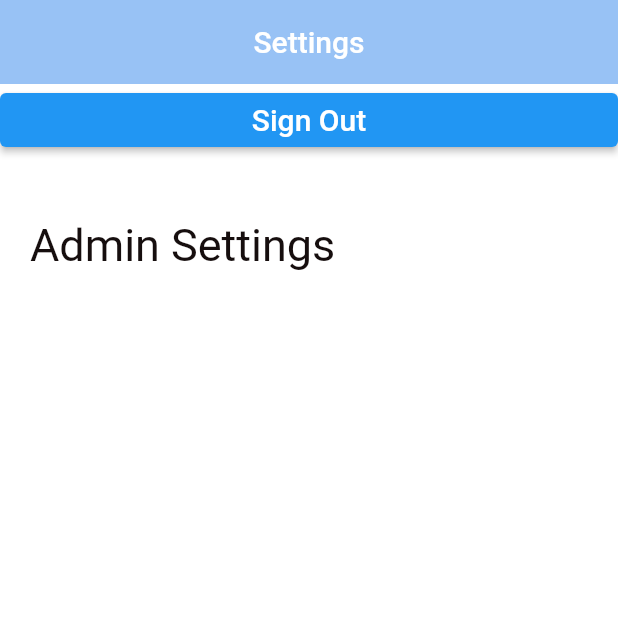
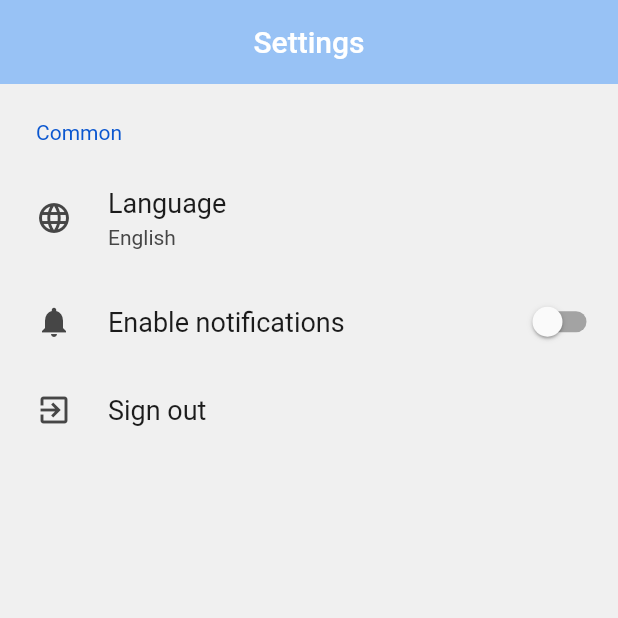
Before and after one commit to Kelebike/KelebikeApp, a Flutter app: the AdminSettingsScreen screen opened directly, on a phone screen of 412 x 824 dp, the top half of it. Run offline on Flutter 3.47's test engine with Material 2 defaults, Android fonts, the phone set to English and light mode, and no system bars; drawn by our look-alikes of settings_ui; our stand-ins replace cloud_firestore, firebase_auth, firebase_core, flutter_countdown_timer, flutter_rating_bar, google_fonts and 1 more; missing offline and left inert: mobile_scanner; accounts and stored records are empty.

Commit message:
admin settings & colors fixed
admin settings added
request page colors fixed

```diff
--- a/src/kelebike/lib/screens/admin_requests_screen.dart
+++ b/src/kelebike/lib/screens/admin_requests_screen.dart
@@ -25,7 +25,7 @@ class _RequestScreenState extends State<RequestScreen> {
   @override
   Widget build(BuildContext context) {
     return Scaffold(
-      backgroundColor: Color.fromARGB(255, 68, 10, 10),
+      backgroundColor: Colors.white,
       appBar: AppBar(
         backgroundColor: Color(0xFF6CA8F1).withOpacity(0.7),
         elevation: 0,
--- a/src/kelebike/lib/screens/admin_settings.dart
+++ b/src/kelebike/lib/screens/admin_settings.dart
@@ -4,6 +4,7 @@ import 'package:flutter/material.dart';
 import 'package:flutter/services.dart';
 import 'package:kelebike/service/auth.dart';
 import 'package:kelebike/utilities/constants.dart';
+import 'package:settings_ui/settings_ui.dart';
 
 class AdminSettingsScreen extends StatefulWidget {
   @override
@@ -13,6 +14,7 @@ class AdminSettingsScreen extends StatefulWidget {
 class _AdminSettingsState extends State<AdminSettingsScreen> {
   User? _user = FirebaseAuth.instance.currentUser;
   AuthService _authService = AuthService();
+  bool _toggle = false;
   @override
   Widget build(BuildContext context) {
     return Scaffold(
@@ -23,47 +25,40 @@ class _AdminSettingsState extends State<AdminSettingsScreen> {
         title: Text("Settings"),
         centerTitle: true,
       ),
-      body: SingleChildScrollView(
-        child: Container(
-          child: Column(
-            children: [
-              Container(
-                child: Stack(
-                  children: [
-                    Padding(
-                      padding: EdgeInsets.only(top: 90, left: 20),
-                      child: Text(
-                        "Admin Settings",
-                        style: TextStyle(
-                            fontSize: 30,
-                            color: Color.fromARGB(255, 22, 14, 14)),
+      body: SettingsList(
+        sections: [
+          SettingsSection(
+            title: Text('Common'),
+            tiles: <SettingsTile>[
+              SettingsTile.navigation(
+                leading: Icon(Icons.language),
+                title: Text('Language'),
+                value: Text('English'),
               ),
+              SettingsTile.switchTile(
+                initialValue: _toggle,
+                onToggle: (bool value) {
+                  setState(() {
+                    _toggle = value;
+                  });
+                },
+                leading: Icon(Icons.notifications),
+                title: Text('Enable notifications'),
               ),
-                    ElevatedButton(
-                      onPressed: () {
+              SettingsTile.navigation(
+                leading: Icon(Icons.exit_to_app),
+                title: Text('Sign out'),
+                onPressed: (context) {
                   _authService.signOut();
                   Navigator.pop(context);
-                        Navigator.push(
-                            context,
-                            MaterialPageRoute(
-                                builder: (context) => LoginScreen()));
+                  Navigator.push(context,
+                      MaterialPageRoute(builder: (context) => LoginScreen()));
                   _user = null;
                 },
-                      child: const Align(
-                        alignment: Alignment.center,
-                        child: Text(
-                          "Sign Out",
-                          style: TextStyle(fontSize: 20),
-                          textAlign: TextAlign.center,
-                        ),
-                      ),
               ),
             ],
           ),
-              )
         ],
-          ),
-        ),
       ),
     );
   }
--- a/src/kelebike/lib/screens/custom_tab_bar.dart
+++ b/src/kelebike/lib/screens/custom_tab_bar.dart
@@ -9,7 +9,7 @@ class CustomTabBar extends StatelessWidget {
   Widget build(BuildContext context) {
     return Container(
       height: 50,
-      decoration: BoxDecoration(color: Color.fromARGB(255, 122, 53, 53)),
+      decoration: BoxDecoration(color: Color(0xFF6CA8F1).withOpacity(0.7)),
       child: Row(
         children: <Widget>[
           Container(
@@ -18,7 +18,7 @@ class CustomTabBar extends StatelessWidget {
           Expanded(
             child: CustomTabBarButton(
               text: "Take Request",
-              textColor: index == 0 ? Colors.green : Colors.orange,
+              textColor: index == 0 ? Colors.white : Colors.grey,
               borderColor: index == 0 ? Colors.transparent : Colors.transparent,
               borderWidth: index == 0 ? 3 : 0,
             ),
@@ -26,7 +26,7 @@ class CustomTabBar extends StatelessWidget {
           Expanded(
             child: CustomTabBarButton(
               text: "Return Request",
-              textColor: index == 1 ? Colors.green : Colors.orange,
+              textColor: index == 1 ? Colors.white : Colors.grey,
               borderColor: index == 1 ? Colors.transparent : Colors.transparent,
               borderWidth: index == 1 ? 3 : 0,
             ),
```
Also changed, not shown: src/kelebike/lib/screens/admin_return_request.dart (+1 -6 lines). Lines whose indentation alone changed are shown as unchanged.
